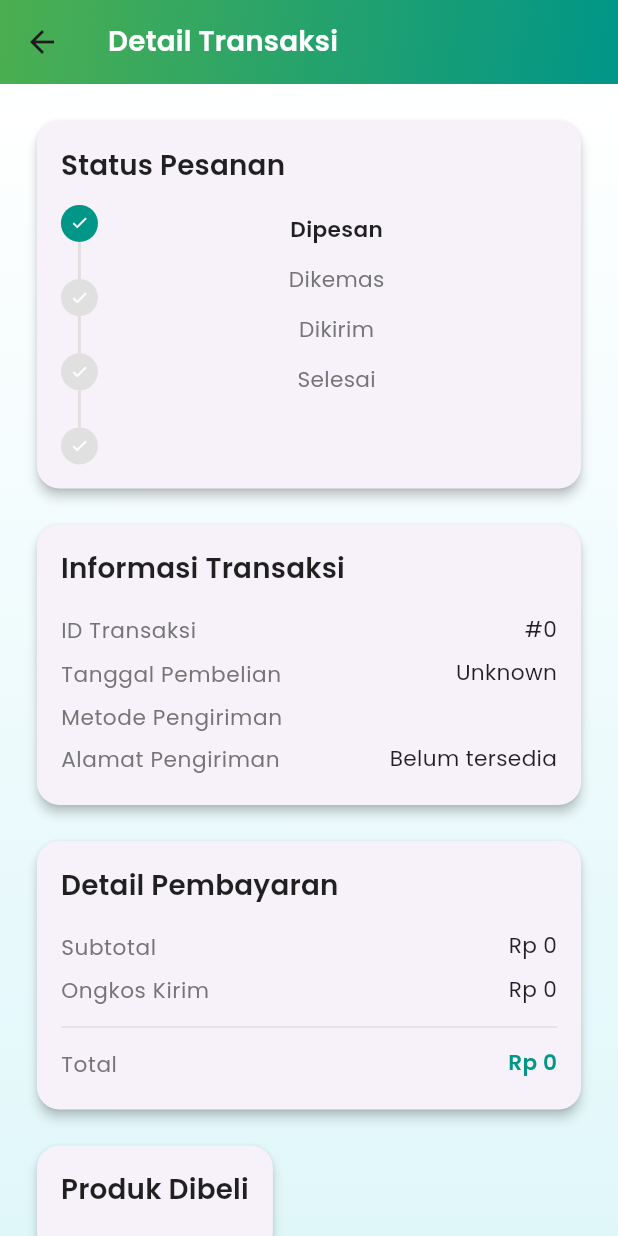
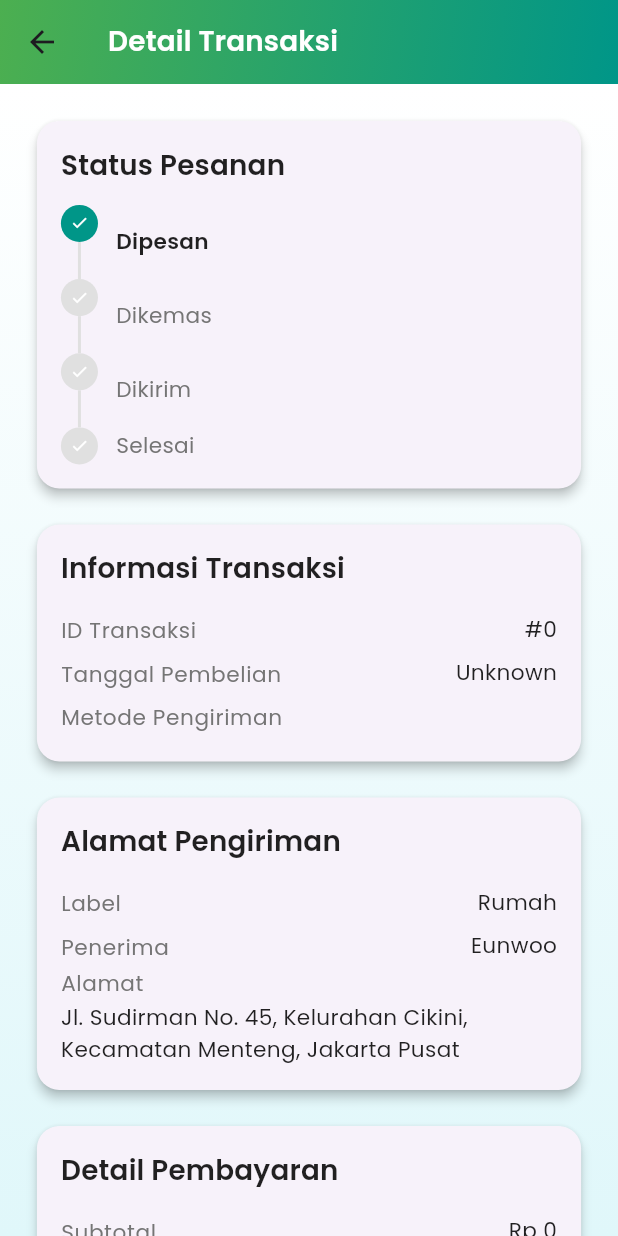
Before and after one commit to ssshinsky/Reusemart_Mobile, a Flutter app: the PurchaseDetailPage screen opened directly with empty values, on a phone screen of 412 x 824 dp. Run offline on Flutter 3.47's test engine with Material 3 defaults, Android fonts, the phone set to English and light mode, and no system bars; our stand-ins replace carousel_slider, google_fonts, shared_preferences; accounts and stored records are empty; network calls fail.

Commit message:
benerin history

```diff
--- a/lib/main.dart
+++ b/lib/main.dart
@@ -702,7 +702,7 @@ class HomeContent extends StatelessWidget {
                                 ),
                                 child: barang.gambar.isNotEmpty
                                     ? Image.network(
-                                        'http://192.168.100.65:8000/storage/${barang.gambar[0].gambarBarang}',
+                                        'http://10.53.4.143:8000/storage/gambar/${barang.gambar[0].gambarBarang}',
                                         fit: BoxFit.cover,
                                         width: double.infinity,
                                         errorBuilder: (context, error, stackTrace) =>
@@ -892,7 +892,7 @@ class BarangDetailScreen extends StatelessWidget {
                         children: [
                           barang.gambar.isNotEmpty
                               ? Image.network(
-                                  'http://192.168.100.65:8000/storage/${barang.gambar[0].gambarBarang}',
+                                  'http://10.53.4.143:8000/storage/gambar/${barang.gambar[0].gambarBarang}',
                                   fit: BoxFit.cover,
                                   height: 250,
                                   width: double.infinity,
--- a/lib/services/api_client.dart
+++ b/lib/services/api_client.dart
@@ -9,7 +9,7 @@ import '../models/kategori.dart';
 import '../models/top_seller.dart';
 
 class ApiClient {
-  static const String baseUrl = 'http://192.168.100.65:8000/api';
+  static const String baseUrl = 'http://10.53.4.143:8000/api';
   String? _token;
 
   Future<void> _ensureTokenLoaded() async {
--- a/lib/view/pembeli/purchase_detail_page.dart
+++ b/lib/view/pembeli/purchase_detail_page.dart
@@ -62,16 +62,21 @@ class PurchaseDetailPage extends StatelessWidget {
             ),
           ),
           const SizedBox(height: 12),
+          Column(
+            children: List.generate(statuses.length, (index) {
+              final status = statuses[index];
+              final isLast = index == statuses.length - 1;
+              return Column(
+                children: [
                   Row(
-              crossAxisAlignment: CrossAxisAlignment.start,
+                    crossAxisAlignment: CrossAxisAlignment.center,
                     children: [
                       Column(
-                  children: List.generate(statuses.length * 2 - 1, (index) {
-                    if (index.isEven) {
-                      final statusIndex = index ~/ 2;
-                      return CircleAvatar(
+                        mainAxisAlignment: MainAxisAlignment.center,
+                        children: [
+                          CircleAvatar(
                             radius: screenWidth * 0.03,
-                        backgroundColor: statuses[statusIndex]['completed'] as bool
+                            backgroundColor: status['completed'] as bool
                                 ? Colors.teal
                                 : Colors.grey[300],
                             child: Icon(
@@ -79,25 +84,19 @@ class PurchaseDetailPage extends StatelessWidget {
                               size: screenWidth * 0.03,
                               color: Colors.white,
                             ),
-                      );
-                    } else {
-                      return Container(
+                          ),
+                          if (!isLast)
+                            Container(
                               width: 2,
                               height: screenWidth * 0.06,
-                        color: statuses[(index + 1) ~/ 2]['completed'] as bool
+                              color: statuses[index + 1]['completed'] as bool
                                   ? Colors.teal
                                   : Colors.grey[300],
-                      );
-                    }
-                  }),
+                            ),
+                        ],
                       ),
                       const SizedBox(width: 12),
                       Expanded(
-                  child: Column(
-                    children: statuses.asMap().entries.map((entry) {
-                      final status = entry.value;
-                      return Container(
-                        margin: EdgeInsets.symmetric(vertical: screenWidth * 0.015),
                         child: Text(
                           status['label'] as String,
                           style: theme.textTheme.bodyMedium?.copyWith(
@@ -110,11 +109,12 @@ class PurchaseDetailPage extends StatelessWidget {
                                 : FontWeight.normal,
                           ),
                         ),
-                      );
-                    }).toList(),
-                  ),
                       ),
                     ],
+                  ),
+                ],
+              );
+            }),
           ),
         ],
       ),
@@ -160,11 +160,60 @@ class PurchaseDetailPage extends StatelessWidget {
               'Metode Pengiriman',
               history.metodePengiriman ?? 'Unknown',
             ),
+          ],
+        ),
+      ),
+    );
+  }
+
+  // Widget untuk alamat
+  Widget _buildAddressWidget(BuildContext context, double screenWidth) {
+    final theme = Theme.of(context);
+    return Card(
+      elevation: 3,
+      shape: RoundedRectangleBorder(borderRadius: BorderRadius.circular(15)),
+      child: Padding(
+        padding: const EdgeInsets.all(16.0),
+        child: Column(
+          crossAxisAlignment: CrossAxisAlignment.start,
+          children: [
+            Text(
+              'Alamat Pengiriman',
+              style: theme.textTheme.titleMedium?.copyWith(
+                fontSize: screenWidth * 0.045,
+                fontWeight: FontWeight.w600,
+                color: Colors.black87,
+              ),
+            ),
+            const SizedBox(height: 12),
             _buildInfoRow(
               context,
               screenWidth,
-              'Alamat Pengiriman',
-              'Belum tersedia', // Placeholder, tambah kalo ada di API
+              'Label',
+              'Rumah',
+            ),
+            _buildInfoRow(
+              context,
+              screenWidth,
+              'Penerima',
+              'Eunwoo',
+            ),
+            Text(
+              'Alamat',
+              style: theme.textTheme.bodySmall?.copyWith(
+                fontSize: screenWidth * 0.035,
+                color: Colors.grey[600],
+              ),
+            ),
+            const SizedBox(height: 4),
+            Text(
+              'Jl. Sudirman No. 45, Kelurahan Cikini, Kecamatan Menteng, Jakarta Pusat',
+              style: theme.textTheme.bodyMedium?.copyWith(
+                fontSize: screenWidth * 0.035,
+                color: Colors.black87,
+              ),
+              maxLines: 3,
+              overflow: TextOverflow.ellipsis,
             ),
           ],
         ),
@@ -401,6 +450,8 @@ class PurchaseDetailPage extends StatelessWidget {
               const SizedBox(height: 16),
               _buildTransactionInfo(context, screenWidth),
               const SizedBox(height: 16),
+              _buildAddressWidget(context, screenWidth),
+              const SizedBox(height: 16),
               _buildPaymentInfo(context, screenWidth),
               const SizedBox(height: 16),
               _buildItemsList(context, screenWidth),
--- a/lib/view/penitip/consignment_history_page.dart
+++ b/lib/view/penitip/consignment_history_page.dart
@@ -320,7 +320,8 @@ class _ConsignmentHistoryPageState extends State<ConsignmentHistoryPage> {
                   ClipRRect(
                     borderRadius: BorderRadius.circular(12),
                     child: Image.network(
-                      transaction.barang[0].gambar!,
+                      // transaction.barang[0].gambar!,
+                      'http://10.53.4.143:8000/storage/gambar/${transaction.barang[0].gambar}',
                       height: 200,
                       width: double.infinity,
                       fit: BoxFit.cover,
```
Lines whose indentation alone changed are shown as unchanged.
